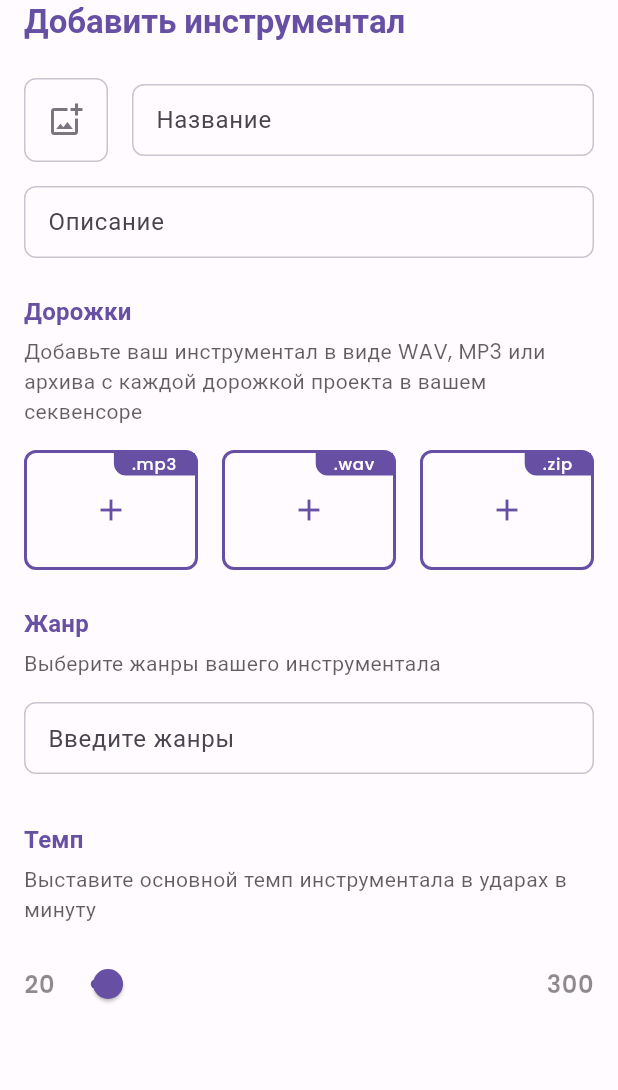
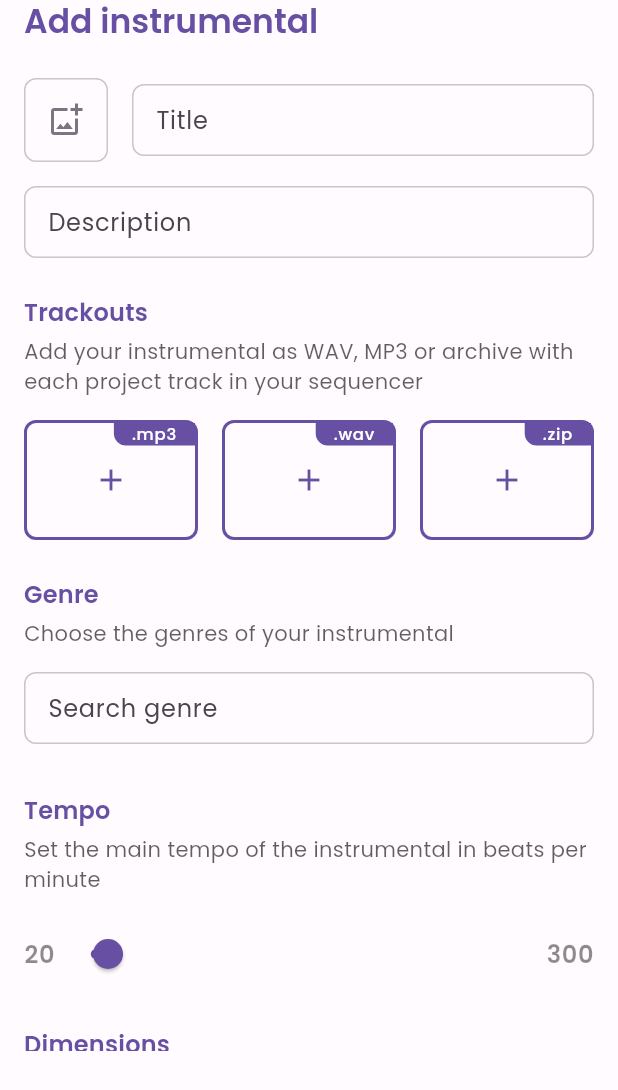
Before and after one commit to Damovetsky/beats-mavra, a Flutter app: the BeatSheet widget shown alone on an empty page, opened directly, on a phone screen of 412 x 824 dp. Shown: the top 1090 px of the screen. Run offline on Flutter 3.47's test engine with Material 2 defaults, Android fonts, the phone set to English and light mode, and no system bars; our stand-ins replace animated_theme_switcher, another_flushbar, cloud_firestore, dartz, easy_localization, extended_image and 11 more; accounts and stored records are empty.

Commit message:
[FEATURE] Localized a beat sheet

```diff
--- a/assets/i18n/en-US.json
+++ b/assets/i18n/en-US.json
@@ -9,5 +9,21 @@
     "profile_your_beats": "Your beats",
     "profile_favorite": "Favorite",
     "profile_logout": "Logout",
-    "profile_load_error": "Failed to load profile"
+    "profile_load_error": "Failed to load profile",
+    "beat_sheet_add_title": "Add instrumental",
+    "beat_sheet_edit_title": "Edit instumental",
+    "beat_sheet_title_hint": "Enter the title",
+    "beat_sheet_title_label": "Title",
+    "beat_sheet_description_hint": "Enter the description",
+    "beat_sheet_description_label": "Description",
+    "beat_sheet_tracks_title": "Trackouts",
+    "beats_sheet_tracks_hint": "Add your instrumental as WAV, MP3 or archive with each project track in your sequencer",
+    "beats_sheet_genre_title": "Genre",
+    "beats_sheet_genre_hint": "Choose the genres of your instrumental",
+    "beats_sheet_genre_search_hint": "Search genre",
+    "beats_sheet_dimensions_title": "Dimensions",
+    "beats_sheet_dimensions_hint": "Set the main instrumental size",
+    "beats_sheet_tempo_title": "Tempo",
+    "beats_sheet_tempo_hint": "Set the main tempo of the instrumental in beats per minute",
+    "beats_sheet_create": "Create"
 }
--- a/assets/i18n/ru-RU.json
+++ b/assets/i18n/ru-RU.json
@@ -9,5 +9,22 @@
     "profile_your_beats": "Ваши биты",
     "profile_favorite": "Избранное",
     "profile_logout": "Выйти",
-    "profile_load_error": "Ошибка загрузка профиля"
+    "profile_load_error": "Ошибка загрузка профиля",
+    "beat_sheet_add_title": "Добавить инструментал",
+    "beat_sheet_edit_title": "Изменить инструментал",
+    "beat_sheet_title_hint": "Введи заголовок",
+    "beat_sheet_title_label": "Заголовок",
+    "beat_sheet_description_hint": "Введи описание",
+    "beat_sheet_description_label": "Описание",
+    "beat_sheet_tracks_title": "Дорожки",
+    "beats_sheet_tracks_hint": "Добавьте ваш инструментал в виде WAV, MP3 или архива с каждой дорожкой проекта в вашем секвенсоре",
+    "beats_sheet_genre_title": "Жанр",
+    "beats_sheet_genre_hint": "Выберите жанры вашего инструментала",
+    "beats_sheet_genre_search_hint": "Поиск жанра",
+    "beats_sheet_dimensions_title": "Размерность",
+    "beats_sheet_dimensions_hint": "Выставите основную размерность инструментала",
+    "beats_sheet_tempo_title": "Темп",
+    "beats_sheet_tempo_hint": "Выставите основной темп инструментала в ударах в минуту",
+    "beats_sheet_create": "Создать",
+    "beats_sheet_edit": "Изменить"
 }
--- a/lib/view/beat_sheet/beat_sheet.dart
+++ b/lib/view/beat_sheet/beat_sheet.dart
@@ -1,5 +1,4 @@
-import 'dart:io';
-
+import 'package:easy_localization/easy_localization.dart';
 import 'package:flutter/material.dart';
 
 import '../../core/const.dart';
@@ -57,7 +56,7 @@ class _BeatSheetState extends State<BeatSheet> {
               mainAxisSize: MainAxisSize.min,
               children: [
                 Text(
-                  'Добавить инструментал',
+                  'beat_sheet_add_title'.tr(),
                   style: currentTextStyle(context).titleLarge?.copyWith(
                         color: currentColorScheme(context).primary,
                       ),
@@ -81,21 +80,21 @@ class _BeatSheetState extends State<BeatSheet> {
                       ),
                     ),
                     const SizedBox(width: 16),
-                    const Expanded(
+                    Expanded(
                       child: TextField(
                         decoration: InputDecoration(
-                          hintText: 'Введите название',
-                          labelText: 'Название',
+                          hintText: 'beat_sheet_title_hint'.tr(),
+                          labelText: 'beat_sheet_title_label'.tr(),
                         ),
                       ),
                     ),
                   ],
                 ),
                 const SizedBox(height: 16),
-                const TextField(
+                TextField(
                   decoration: InputDecoration(
-                    hintText: 'Введите описание...',
-                    labelText: 'Описание',
+                    hintText: 'beat_sheet_description_hint'.tr(),
+                    labelText: 'beat_sheet_description_label'.tr(),
                   ),
                 ),
                 const SizedBox(height: 24),
@@ -104,7 +103,7 @@ class _BeatSheetState extends State<BeatSheet> {
                   mainAxisSize: MainAxisSize.min,
                   children: [
                     Text(
-                      'Дорожки',
+                      'beat_sheet_tracks_title'.tr(),
                       style: currentTextStyle(context).titleMedium?.copyWith(
                             color: currentColorScheme(context).primary,
                             fontWeight: FontWeight.w600,
@@ -112,7 +111,7 @@ class _BeatSheetState extends State<BeatSheet> {
                     ),
                     const SizedBox(height: 4),
                     Text(
-                      'Добавьте ваш инструментал в виде WAV, MP3 или архива с каждой дорожкой проекта в вашем секвенсоре',
+                      'beats_sheet_tracks_hint'.tr(),
                       style: currentTextStyle(context).bodyMedium?.copyWith(
                             color: currentColorScheme(context).onBackground.withOpacity(0.7),
                           ),
@@ -173,47 +172,6 @@ class _BeatSheetState extends State<BeatSheet> {
   }
 }
 
-class _Dimension extends StatelessWidget {
-  final int currentIndex;
-  final List<String> dimensions;
-  final Function(int index) onChanged;
-
-  const _Dimension({
-    required this.currentIndex,
-    required this.dimensions,
-    required this.onChanged,
-  });
-
-  @override
-  Widget build(BuildContext context) {
-    return Column(
-      crossAxisAlignment: CrossAxisAlignment.start,
-      children: [
-        Text(
-          'Размерность',
-          style: currentTextStyle(context).titleMedium?.copyWith(
-                color: currentColorScheme(context).primary,
-                fontWeight: FontWeight.w600,
-              ),
-        ),
-        const SizedBox(height: 4),
-        Text(
-          'Выставите основную размерность инструментала',
-          style: currentTextStyle(context).bodyMedium?.copyWith(
-                color: currentColorScheme(context).onBackground.withOpacity(0.7),
-              ),
-        ),
-        const SizedBox(height: 16),
-        RadioTags(
-          currentIndex: currentIndex,
-          tags: dimensions,
-          onChoosed: onChanged,
-        )
-      ],
-    );
-  }
-}
-
 class _Genre extends StatelessWidget {
   final List<String> genres;
   final Function(List<String> newGenres) onChanged;
@@ -230,7 +188,7 @@ class _Genre extends StatelessWidget {
       mainAxisSize: MainAxisSize.min,
       children: [
         Text(
-          'Жанр',
+          'beats_sheet_genre_title'.tr(),
           style: currentTextStyle(context).titleMedium?.copyWith(
                 color: currentColorScheme(context).primary,
                 fontWeight: FontWeight.w600,
@@ -238,7 +196,7 @@ class _Genre extends StatelessWidget {
         ),
         const SizedBox(height: 4),
         Text(
-          'Выберите жанры вашего инструментала',
+          'beats_sheet_genre_hint'.tr(),
           style: currentTextStyle(context).bodyMedium?.copyWith(
                 color: currentColorScheme(context).onBackground.withOpacity(0.7),
               ),
@@ -275,7 +233,7 @@ class _TempoSlider extends StatelessWidget {
       mainAxisSize: MainAxisSize.min,
       children: [
         Text(
-          'Темп',
+          'beats_sheet_tempo_title'.tr(),
           style: currentTextStyle(context).titleMedium?.copyWith(
                 color: currentColorScheme(context).primary,
                 fontWeight: FontWeight.w600,
@@ -283,7 +241,7 @@ class _TempoSlider extends StatelessWidget {
         ),
         const SizedBox(height: 4),
         Text(
-          'Выставите основной темп инструментала в ударах в минуту',
+          'beats_sheet_tempo_hint'.tr(),
           style: currentTextStyle(context).bodyMedium?.copyWith(
                 color: currentColorScheme(context).onBackground.withOpacity(0.7),
               ),
@@ -323,3 +281,44 @@ class _TempoSlider extends StatelessWidget {
     );
   }
 }
+
+class _Dimension extends StatelessWidget {
+  final int currentIndex;
+  final List<String> dimensions;
+  final Function(int index) onChanged;
+
+  const _Dimension({
+    required this.currentIndex,
+    required this.dimensions,
+    required this.onChanged,
+  });
+
+  @override
+  Widget build(BuildContext context) {
+    return Column(
+      crossAxisAlignment: CrossAxisAlignment.start,
+      children: [
+        Text(
+          'beats_sheet_dimensions_title'.tr(),
+          style: currentTextStyle(context).titleMedium?.copyWith(
+                color: currentColorScheme(context).primary,
+                fontWeight: FontWeight.w600,
+              ),
+        ),
+        const SizedBox(height: 4),
+        Text(
+          'beats_sheet_dimensions_hint'.tr(),
+          style: currentTextStyle(context).bodyMedium?.copyWith(
+                color: currentColorScheme(context).onBackground.withOpacity(0.7),
+              ),
+        ),
+        const SizedBox(height: 16),
+        RadioTags(
+          currentIndex: currentIndex,
+          tags: dimensions,
+          onChoosed: onChanged,
+        )
+      ],
+    );
+  }
+}
--- a/lib/view/beat_sheet/widget/genres_text_field.dart
+++ b/lib/view/beat_sheet/widget/genres_text_field.dart
@@ -1,3 +1,4 @@
+import 'package:easy_localization/easy_localization.dart';
 import 'package:flutter/material.dart';
 
 import '../../../core/ui/color_schemes.dart';
@@ -83,8 +84,8 @@ class GenreTextField extends StatelessWidget {
                   focusNode: focusNode,
                   controller: searchController,
                   scrollPadding: const EdgeInsets.only(bottom: 128),
-                  decoration: const InputDecoration(
-                    hintText: 'Введите жанры',
+                  decoration: InputDecoration(
+                    hintText: 'beats_sheet_genre_search_hint'.tr(),
                   ),
                 );
               },
```
